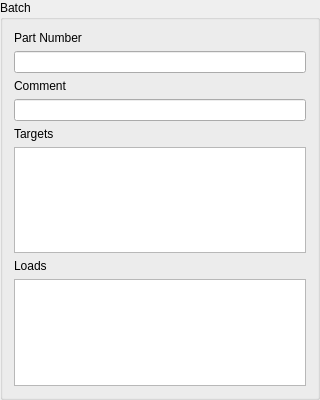
hirah2205/ARINC-665, file lib/arinc665_qt/media/BatchWidget.ui: the form before one commit.
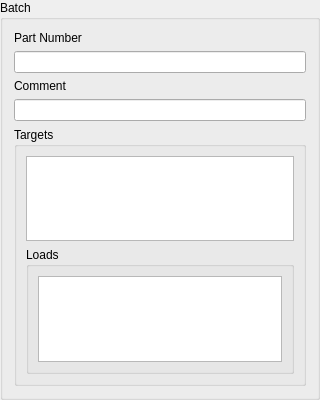
The form after the commit.

What changed in the file:
```diff
--- a/lib/arinc665_qt/media/BatchWidget.ui
+++ b/lib/arinc665_qt/media/BatchWidget.ui
@@ -42,15 +42,11 @@
     <widget class="QLineEdit" name="comment"/>
    </item>
    <item>
-    <widget class="QLabel" name="targetsLabel">
-     <property name="text">
+    <widget class="QGroupBox" name="targetsGrouBox">
+     <property name="title">
       <string>Targets</string>
      </property>
-     <property name="buddy">
-      <cstring>targets</cstring>
-     </property>
-    </widget>
-   </item>
+     <layout class="QVBoxLayout" name="verticalLayout_2">
    <item>
     <widget class="QTableView" name="targets">
      <property name="alternatingRowColors">
@@ -71,15 +67,11 @@
     </widget>
    </item>
    <item>
-    <widget class="QLabel" name="lblLoads">
-     <property name="text">
+       <widget class="QGroupBox" name="loadsGroupBox">
+        <property name="title">
       <string>Loads</string>
      </property>
-     <property name="buddy">
-      <cstring>loads</cstring>
-     </property>
-    </widget>
-   </item>
+        <layout class="QVBoxLayout" name="verticalLayout_3">
    <item>
     <widget class="QTableView" name="loads">
      <property name="alternatingRowColors">
@@ -97,6 +89,12 @@
      <attribute name="verticalHeaderVisible">
       <bool>false</bool>
      </attribute>
+          </widget>
+         </item>
+        </layout>
+       </widget>
+      </item>
+     </layout>
     </widget>
    </item>
   </layout>
```
Lines whose indentation alone changed are shown as unchanged.
